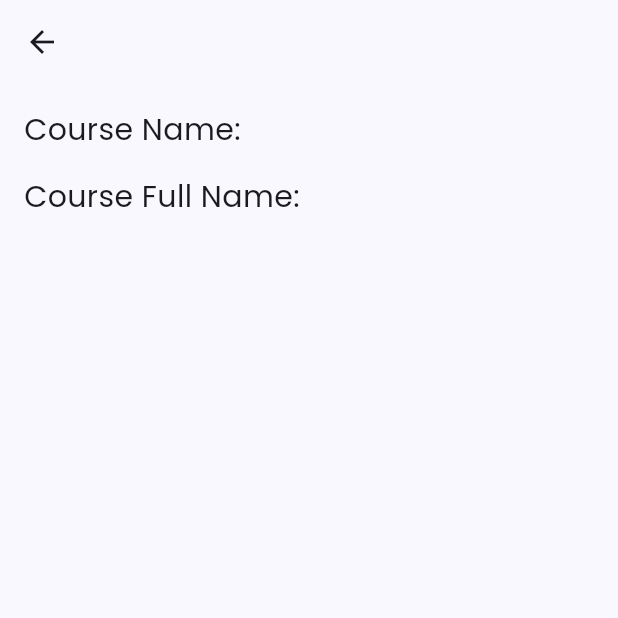
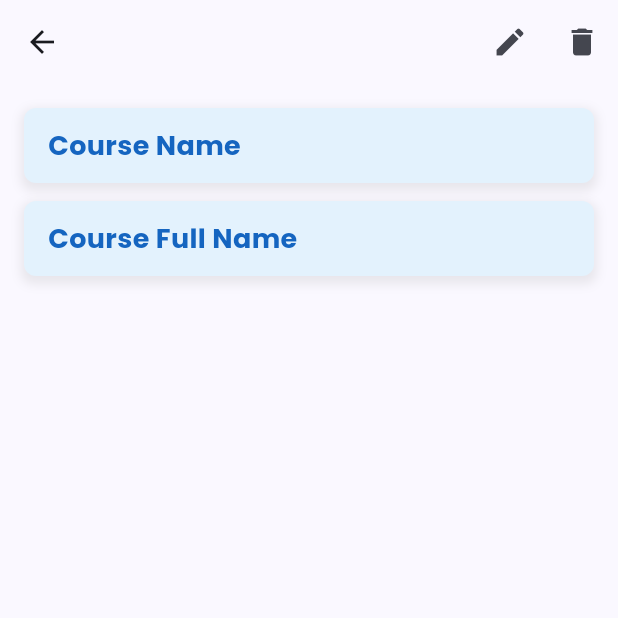
Before and after one commit to elena-atanasoska/Classly, a Flutter app: the CourseDetailsScreen screen opened directly with empty values, on a phone screen of 412 x 824 dp, the top half of it. Run offline on Flutter 3.47's test engine with Material 3 defaults, Android fonts, the phone set to English and light mode, and no system bars; our stand-ins replace cloud_firestore, firebase_auth, firebase_core, firebase_storage, flutter_local_notifications, geolocator and 5 more; accounts and stored records are empty; generated files the repository leaves out were written again; network calls fail; statements that could not run were skipped.

Commit message:
edit and delete course

```diff
--- a/lib/presentation/screens/course_details_screen.dart
+++ b/lib/presentation/screens/course_details_screen.dart
@@ -1,34 +1,145 @@
 import 'package:flutter/material.dart';
 import '../../domain/models/Course.dart';
+import 'package:google_fonts/google_fonts.dart';
+import 'package:classly/application/services/CourseService.dart';
+import 'edit_course_screen.dart';
 
-class CourseDetailsScreen extends StatelessWidget {
+class CourseDetailsScreen extends StatefulWidget {
   final Course course;
 
   CourseDetailsScreen({required this.course});
 
   @override
+  _CourseDetailsScreenState createState() => _CourseDetailsScreenState();
+}
+
+class _CourseDetailsScreenState extends State<CourseDetailsScreen> {
+  late Course course;
+  final CourseService _courseService = CourseService();
+
+  @override
+  void initState() {
+    super.initState();
+    course = widget.course;
+  }
+
+  @override
   Widget build(BuildContext context) {
     return Scaffold(
       appBar: AppBar(
-        title: Text(course.courseFullName),
+        title: Text(course.courseName),
+        actions: [
+          IconButton(
+            icon: Icon(Icons.edit),
+            onPressed: () async {
+              final updatedCourse = await Navigator.push(
+                context,
+                MaterialPageRoute(
+                  builder: (context) => EditCourseScreen(course: course),
+                ),
+              );
+              if (updatedCourse != null) {
+                setState(() {
+                  course = updatedCourse;
+                });
+              }
+            },
+          ),
+          IconButton(
+            icon: Icon(Icons.delete),
+            onPressed: () => _confirmDelete(context),
+          ),
+        ],
       ),
       body: Padding(
         padding: const EdgeInsets.all(16.0),
         child: Column(
           crossAxisAlignment: CrossAxisAlignment.start,
           children: [
-            Text(
-              'Course Name: ${course.courseName}',
-              style: TextStyle(fontSize: 20),
-            ),
-            SizedBox(height: 16),
-            Text(
-              'Course Full Name: ${course.courseFullName}',
-              style: TextStyle(fontSize: 20),
-            ),
+            _buildCourseInfo('Course Name', course.courseName),
+            SizedBox(height: 12),
+            _buildCourseInfo('Course Full Name', course.courseFullName),
           ],
         ),
       ),
     );
   }
+
+  Widget _buildCourseInfo(String title, String content) {
+    return Container(
+      padding: EdgeInsets.symmetric(vertical: 12.0, horizontal: 16.0),
+      decoration: BoxDecoration(
+        color: Colors.blue[50],
+        borderRadius: BorderRadius.circular(8),
+        boxShadow: [
+          BoxShadow(
+            color: Colors.grey.withOpacity(0.2),
+            spreadRadius: 2,
+            blurRadius: 5,
+            offset: Offset(0, 3),
+          ),
+        ],
+      ),
+      child: Row(
+        crossAxisAlignment: CrossAxisAlignment.start,
+        children: [
+          Expanded(
+            child: Text(
+              title,
+              style: GoogleFonts.poppins(
+                fontSize: 18,
+                fontWeight: FontWeight.bold,
+                color: Colors.blue[800],
+              ),
+            ),
+          ),
+          Expanded(
+            child: Text(
+              content,
+              style: GoogleFonts.poppins(
+                fontSize: 16,
+                color: Colors.blue[800],
+              ),
+              textAlign: TextAlign.right,
+            ),
+          ),
+        ],
+      ),
+    );
+  }
+
+  void _confirmDelete(BuildContext context) {
+    showDialog(
+      context: context,
+      builder: (context) {
+        return AlertDialog(
+          title: Text('Delete Course', style: TextStyle(color: Color(0xFF0D47A1))),
+          content: Text('Are you sure you want to delete this course?', style: TextStyle(color: Colors.black)),
+          actions: [
+            TextButton(
+              onPressed: () async {
+                try {
+                  await _courseService.deleteCourse(course.courseId);
+                  Navigator.pop(context, true); // Notify that deletion happened
+                  Navigator.pop(context, true);
+                } catch (error) {
+                  print('Error deleting course: $error');
+                  ScaffoldMessenger.of(context).showSnackBar(
+                    SnackBar(content: Text('Failed to delete course.')),
+                  );
+                }
+              },
+              child: Text('Yes'),
+            ),
+            TextButton(
+              onPressed: () {
+                Navigator.pop(context); // Close the dialog
+              },
+              child: Text('No'),
+            ),
+          ],
+        );
+      },
+    );
+  }
 }
```
Also changed, not shown: lib/application/services/CourseService.dart (+17 -2 lines), lib/data/repositories/CourseRepository.dart (+21 -0 lines), lib/presentation/screens/course_management_screen.dart (+11 -15 lines), lib/presentation/screens/edit_course_screen.dart (added, +88 -0 lines).
